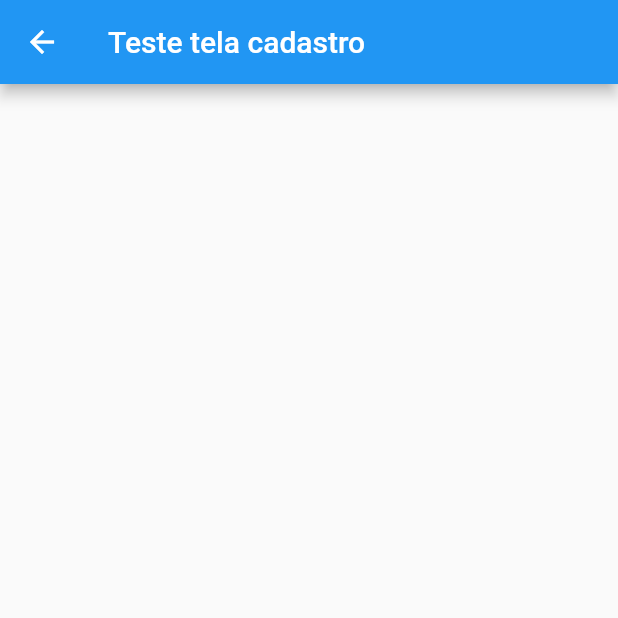
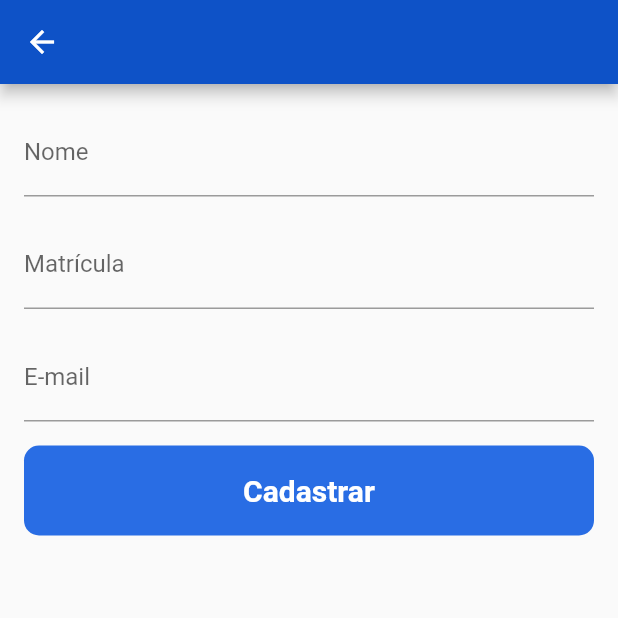
Before and after one commit to ydragonz/desafio-glossario-oclusao, a Flutter app: the CadastroView screen opened by its route, on a phone screen of 412 x 824 dp, the top half of it. Run offline on Flutter 3.47's test engine with Material 2 defaults, Android fonts, the phone set to English and light mode, and no system bars.

Commit message:
Layout update on view.dart files

```diff
--- a/lib/view/cadastro_view.dart
+++ b/lib/view/cadastro_view.dart
@@ -1,3 +1,4 @@
+
 import 'package:flutter/material.dart';
 
 class CadastroView extends StatefulWidget {
@@ -8,13 +9,99 @@ class CadastroView extends StatefulWidget {
 }
 
 class _CadastroViewState extends State<CadastroView> {
+  final _formKey = GlobalKey<FormState>();
+
+  String? _nome;
+  String? _matricula;
+  String? _email;
+
   @override
   Widget build(BuildContext context) {
-
     return Scaffold(
       appBar: AppBar(
-        title: Text('Teste tela cadastro'),
+        backgroundColor: Color.fromARGB(255, 14, 82, 199),
+      ),
+      body: Padding(
+        padding: const EdgeInsets.all(16.0),
+        child: Form(
+          key: _formKey,
+          child: Column(
+            crossAxisAlignment: CrossAxisAlignment.stretch,
+            children: [
+              TextFormField(
+                decoration: InputDecoration(labelText: 'Nome'),
+                validator: (value) {
+                  if (value == null || value.isEmpty) {
+                    return 'Por favor, insira seu nome';
+                  }
+                  return null;
+                },
+                onSaved: (value) => _nome = value,
+              ),
+              SizedBox(height: 16.0),
+              TextFormField(
+                decoration: InputDecoration(labelText: 'Matrícula'),
+                validator: (value) {
+                  if (value == null || value.isEmpty) {
+                    return 'Por favor, insira sua matrícula';
+                  }
+                  return null;
+                },
+                onSaved: (value) => _matricula = value,
+              ),
+              SizedBox(height: 16.0),
+              TextFormField(
+                decoration: InputDecoration(labelText: 'E-mail'),
+                keyboardType: TextInputType.emailAddress,
+                validator: (value) {
+                  if (value == null || value.isEmpty) {
+                    return 'Por favor, insira seu e-mail';
+                  }
+                  if (!value.endsWith('@sou.unaerp.edu.br')) {
+                    return 'Apenas alunos podem se cadastrar na plataforma';
+                  }
+                  return null;
+                },
+                onSaved: (value) => _email = value,
+              ),
+              SizedBox(height: 16.0),
+
+              Container(
+                height: 60,
+                alignment: Alignment.centerLeft,
+                decoration: const BoxDecoration(
+                  color: Color.fromARGB(255, 41, 109, 228),
+                  borderRadius: BorderRadius.all(Radius.circular(10),),
+                ),
+                child: SizedBox.expand(
+                  child: TextButton(
+                    onPressed: _submitForm,
+                    child: const Text(
+                      "Cadastrar",
+                      style: TextStyle(
+                        fontWeight: FontWeight.bold,
+                        color: Colors.white,
+                        fontSize: 20,
+                      ),
+                    )
+
+                  ),
+                ),
+              ),
+            ],
+          ),
+        ),
       ),
     );
   }
+
+  void _submitForm() {
+    final form = _formKey.currentState;
+    if (form != null && form.validate()) {
+      form.save();
+
+      // Aqui você pode realizar a lógica de cadastro do usuário
+      print('Nome: $_nome, Matrícula: $_matricula, E-mail: $_email');
+    }
+  }
 }
--- a/lib/view/principal_view.dart
+++ b/lib/view/principal_view.dart
@@ -13,7 +13,7 @@ class _PrincipalViewState extends State<PrincipalView> {
 
     return Scaffold(
       appBar: AppBar(
-        title: Text('Teste principal'),
+        backgroundColor: Color.fromARGB(255, 14, 82, 199),
       ),
     );
   }
--- a/pubspec.yaml
+++ b/pubspec.yaml
@@ -64,6 +64,7 @@ flutter:
   #   - images/a_dot_ham.jpeg
   assets:
     - assets/logo_unaerp_rounded.png
+    - assets/password_reset_icon.png
 
   # An image asset can refer to one or more resolution-specific "variants", see
   # https://flutter.dev/assets-and-images/#resolution-aware
```
Also changed, not shown: lib/main.dart (+7 -1 lines), lib/view/esqueceu_senha_view.dart (+44 -1 lines), lib/view/login_view.dart (+57 -11 lines), assets/password_reset_icon.png (added).
